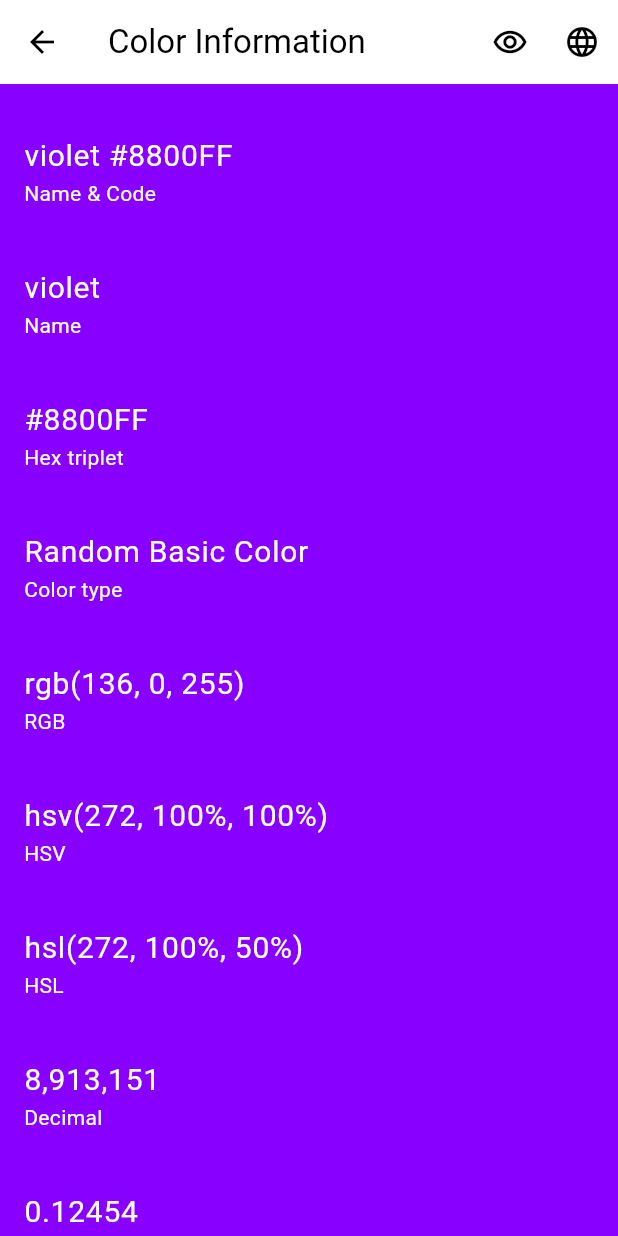
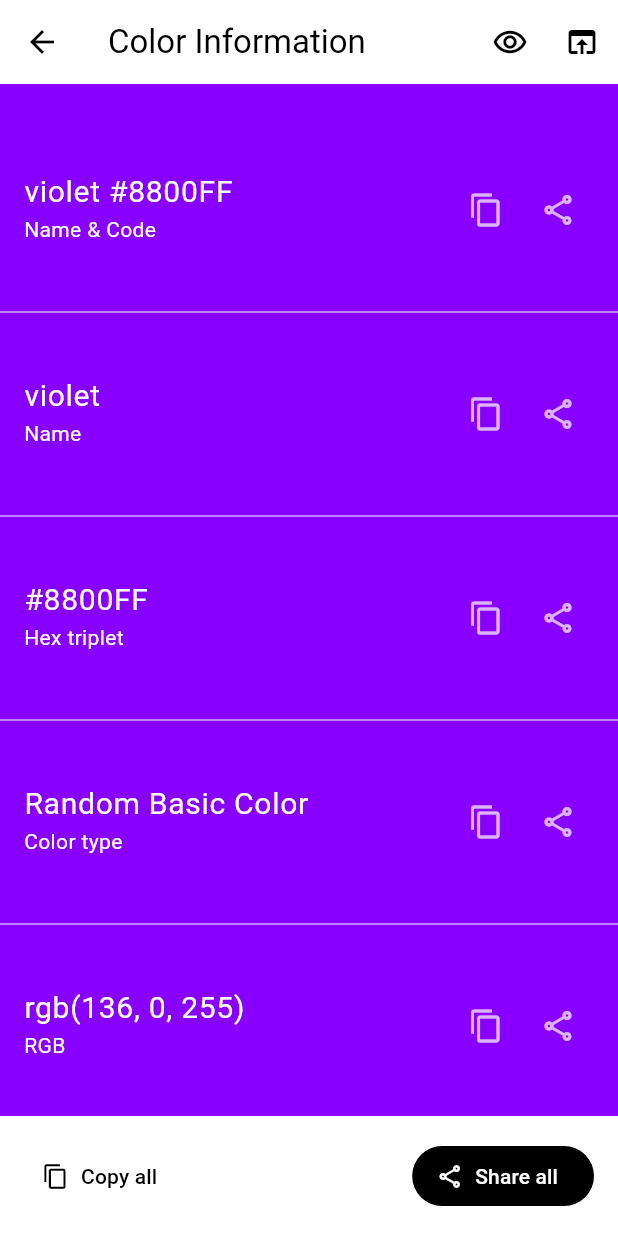
Before and after one commit to tecdrop/color_hap, a Flutter app: the screen it shows after launch, after a tap on the "favorite outline" icon, after a tap on the "info outline" icon, on a phone screen of 412 x 824 dp. Run offline on Flutter 3.47's test engine with Material 3 defaults, Android fonts, the phone set to English and light mode, and no system bars; our stand-ins replace go_router, shared_preferences; missing offline and left inert: flutter_randomcolor.

Commit message:
Improve the layout the Color Information screen
+ add Copy/Share All bottom buttons

```diff
--- a/lib/common/app_theme.dart
+++ b/lib/common/app_theme.dart
@@ -11,12 +11,16 @@ ThemeData getAppTheme(Brightness brightness) {
 
   return ThemeData(
     brightness: brightness,
+    useMaterial3: true,
     drawerTheme: DrawerThemeData(
       backgroundColor: backgroundColor,
     ),
     appBarTheme: AppBarTheme(
       backgroundColor: backgroundColor,
       foregroundColor: foregroundColor,
+    ),
+    bottomAppBarTheme: BottomAppBarTheme(
+      color: backgroundColor,
     ),
     popupMenuTheme: PopupMenuThemeData(
       color: backgroundColor,
@@ -30,7 +34,13 @@ ThemeData getAppTheme(Brightness brightness) {
     ),
     textButtonTheme: TextButtonThemeData(
       style: TextButton.styleFrom(
-        foregroundColor: brightness == Brightness.dark ? Colors.white : Colors.black,
+        foregroundColor: foregroundColor,
+      ),
+    ),
+    filledButtonTheme: FilledButtonThemeData(
+      style: FilledButton.styleFrom(
+        backgroundColor: foregroundColor,
+        foregroundColor: backgroundColor,
       ),
     ),
   );
--- a/lib/common/ui_strings.dart
+++ b/lib/common/ui_strings.dart
@@ -73,6 +73,9 @@ const String decimalInfo = 'Decimal';
 const String luminanceInfo = 'Luminance';
 const String brightnessInfo = 'Brightness';
 
+const String copyAllButton = 'Copy all';
+const String shareAllButton = 'Share all';
+
 // -----------------------------------------------------------------------------------------------
 // Random Color Screen
 // -----------------------------------------------------------------------------------------------
--- a/lib/screens/color_info_screen.dart
+++ b/lib/screens/color_info_screen.dart
@@ -53,6 +53,8 @@ class ColorInfoScreen extends StatelessWidget {
   @override
   Widget build(BuildContext context) {
     final Color color = randomColor.color;
+
+    // Prepare the list of color information to display
     final List<({String key, String value})> infos = [
       if (randomColor.name != null) ...[
         (key: strings.colorTitleInfo, value: randomColor.title),
@@ -78,6 +80,34 @@ class ColorInfoScreen extends StatelessWidget {
         randomColor: randomColor,
         infos: infos,
         onCopyPressed: (key, value) => onItemCopyPressed(context, key, value),
+      ),
+      bottomNavigationBar: BottomAppBar(
+        child: Row(
+          mainAxisAlignment: MainAxisAlignment.spaceBetween,
+          children: <Widget>[
+            // Add a Copy All button to the bottom app bar
+            TextButton.icon(
+              icon: const Icon(Icons.copy_outlined),
+              label: const Text(strings.copyAllButton),
+              onPressed: () {
+                // final String allInfo = infos.map((info) => '${info.key}: ${info.value}').join('\n');
+                // Clipboard.setData(ClipboardData(text: allInfo));
+                // utils.showSnackBarForAsync(ScaffoldMessenger.of(context), strings.copiedAllSnack);
+              },
+            ),
+
+            const SizedBox(width: 16.0),
+            // Add a Share All button to the bottom app bar
+            FilledButton.icon(
+              icon: const Icon(Icons.share_outlined),
+              label: const Text(strings.shareAllButton),
+              onPressed: () {
+                // final String allInfo = infos.map((info) => '${info.key}: ${info.value}').join('\n');
+                // utils.shareText(allInfo);
+              },
+            ),
+          ],
+        ),
       ),
     );
   }
@@ -121,7 +151,10 @@ class _AppBar extends StatelessWidget implements PreferredSizeWidget {
         // The Color Web Search action
         IconButton(
           // icon: const Icon(custom_icons.search_web),
-          icon: const Icon(Icons.language_outlined),
+          // icon: const Icon(Icons.language_outlined),
+          icon: const Icon(Icons.open_in_browser_outlined),
+          // icon: const Icon(Icons.web_outlined),
+          // icon: const Icon(Icons.tab_outlined),
           tooltip: strings.colorWebSearchAction,
           onPressed: () => onAction(_AppBarActions.colorWebSearch),
         ),
--- a/lib/widgets/color_info_list.dart
+++ b/lib/widgets/color_info_list.dart
@@ -5,12 +5,11 @@
 import 'dart:math';
 import 'package:flutter/material.dart';
 
-import '../common/ui_strings.dart' as strings;
 import '../models/random_color.dart';
 import '../utils/color_utils.dart' as color_utils;
 
 /// A list view of color information items.
-class ColorInfoList extends StatefulWidget {
+class ColorInfoList extends StatelessWidget {
   /// Creates a new [ColorInfoList] instance.
   const ColorInfoList({
     super.key,
@@ -22,210 +21,103 @@ class ColorInfoList extends StatefulWidget {
   /// The random color whose information is displayed in the list.
   final RandomColor randomColor;
 
+  /// The list of color information items to display.
   final List<({String key, String value})> infos;
 
   /// A callback function that is called when the copy button of an info item is pressed.
   final Function(String key, String value)? onCopyPressed;
 
   @override
-  State<ColorInfoList> createState() => _ColorInfoListState();
-}
-
-class _ColorInfoListState extends State<ColorInfoList> {
-  int _selectedInfoIndex = 0;
-
-  late final List<FocusNode> _focusNodes;
-
-  @override
-  void initState() {
-    super.initState();
-    _focusNodes = List.generate(widget.infos.length, (_) => FocusNode());
-  }
-
-  @override
   Widget build(BuildContext context) {
-    final Color color = widget.randomColor.color;
+    final Color color = randomColor.color;
     final Color contrastColor = color_utils.contrastColor(color);
     final double width = MediaQuery.of(context).size.width;
 
-    return ListTileTheme(
-      textColor: contrastColor,
-      iconColor: contrastColor,
-      selectedTileColor: contrastColor.withAlpha(50),
-      selectedColor: contrastColor,
+    return DividerTheme(
+      data: DividerThemeData(
+        color: contrastColor,
+        // thickness: 0.5,
+        thickness: 0.0,
+        space: 0.0,
+      ),
+      child: ListTileTheme(
+        // textColor: contrastColor,
+        // iconColor: contrastColor,
+        // selectedTileColor: contrastColor.withAlpha(50),
+        // selectedColor: contrastColor,
 
-      child: ListView.builder(
+        // child: ListView.builder(
+        child: ListView.separated(
           padding: EdgeInsets.symmetric(
             horizontal: max(0, (width - 800) / 2),
             vertical: 16.0,
           ),
-        itemCount: widget.infos.length,
+          itemCount: infos.length,
           itemBuilder: (BuildContext context, int index) {
-          final info = widget.infos[index];
+            final info = infos[index];
             return _ColorInfoItem(
-            color: color,
+              // color: color,
+              textColor: contrastColor,
               infoKey: info.key,
               infoValue: info.value,
-            isSelected: _selectedInfoIndex == index,
-            focusNode: _focusNodes[index],
-            onSelected: () {
-              setState(() {
-                _selectedInfoIndex = index;
-              });
-            },
-            onCopyPressed: () => widget.onCopyPressed?.call(info.key, info.value),
-            onSharePressed: () => widget.onCopyPressed?.call(info.key, info.value),
-            onFocused: () => setState(() {}),
+              onCopyPressed: () => onCopyPressed?.call(info.key, info.value),
+              onSharePressed: () => onCopyPressed?.call(info.key, info.value),
             );
           },
+          separatorBuilder: (BuildContext context, int index) {
+            return const Divider();
+          },
         ),
-      // iconColor: color_utils.contrastIconColor(randomColor.color),
-      // child: ListView(
-      //   // Use padding to constrain the width of the list view so it looks ok on large screens
-      //   padding: EdgeInsets.symmetric(
-      //     horizontal: max(0, (width - 800) / 2),
-      //     vertical: 16.0,
-      //   ),
-
-      //   children: <Widget>[
-      //     // Add the color information list items
-      //     if (widget.randomColor.name != null) ...[
-      //       _buildInfoItem(0, strings.colorTitleInfo, widget.randomColor.title),
-      //       _buildInfoItem(1, strings.colorNameInfo, widget.randomColor.name!),
-      //     ],
-      //     _buildInfoItem(2, strings.hexInfo, color_utils.toHexString(color)),
-      //     _buildInfoItem(3, strings.colorTypeInfo, strings.colorType[widget.randomColor.type]!),
-      //     _buildInfoItem(4, strings.rgbInfo, color_utils.toRGBString(color)),
-      //     _buildInfoItem(5, strings.hsvInfo, color_utils.toHSVString(color)),
-      //     _buildInfoItem(6, strings.hslInfo, color_utils.toHSLString(color)),
-      //     _buildInfoItem(7, strings.decimalInfo, color_utils.toDecimalString(color)),
-      //     _buildInfoItem(8, strings.luminanceInfo, color_utils.luminanceString(color)),
-      //     _buildInfoItem(9, strings.brightnessInfo, color_utils.brightnessString(color)),
-      //   ],
-      // ),
+      ),
     );
   }
-
-  // /// Returns a color information list tile with the given [key] and [value].
-  // Widget _buildInfoItem(int index, String key, String value) {
-  //   return ListTile(
-  //     onFocusChange: (hasFocus) {
-  //       if (hasFocus) {
-  //         setState(() {
-  //           selectedInfoIndex = index;
-  //         });
-  //       }
-  //     },
-  //     onTap: () {
-  //       setState(() {
-  //         selectedInfoIndex = index;
-  //       });
-  //     },
-  //     tileColor: selectedInfoIndex == index ? Colors.grey[300] : null,
-  //     contentPadding: const EdgeInsets.symmetric(horizontal: 16.0, vertical: 8.0),
-  //     title: Text(value, style: const TextStyle(fontSize: 20.0)),
-  //     subtitle: Text(key),
-  //     // trailing: IconButton(
-  //     //   icon: const Icon(Icons.content_copy_outlined),
-  //     //   onPressed: () => onCopyPressed?.call(key, value),
-  //     // ),
-  //     trailing: selectedInfoIndex == index
-  //         ? Row(
-  //             mainAxisSize: MainAxisSize.min,
-  //             children: <Widget>[
-  //               IconButton(
-  //                 icon: const Icon(Icons.content_copy_outlined),
-  //                 onPressed: () => widget.onCopyPressed?.call(key, value),
-  //               ),
-  //               IconButton(
-  //                 icon: const Icon(Icons.share_outlined),
-  //                 onPressed: () => widget.onCopyPressed?.call(key, value),
-  //               ),
-  //             ],
-  //           )
-  //         : null,
-  //   );
-  // }
 }
 
 class _ColorInfoItem extends StatelessWidget {
   const _ColorInfoItem({
     super.key, // ignore: unused_element
-    required this.color,
+    required this.textColor,
     required this.infoKey,
     required this.infoValue,
-    this.isSelected = false,
-    required this.focusNode,
-    this.onSelected,
     this.onCopyPressed,
     this.onSharePressed,
-    this.onFocused,
   });
 
-  final Color color;
+  final Color textColor;
 
   final String infoKey;
 
   final String infoValue;
 
-  final bool isSelected;
-
-  final FocusNode focusNode;
-
-  final Function()? onSelected;
-
   final Function()? onCopyPressed;
 
   final Function()? onSharePressed;
 
-  final Function()? onFocused;
-
   @override
   Widget build(BuildContext context) {
-    final Color contrastColor = color_utils.contrastColor(color);
-
     return ListTile(
-      focusNode: focusNode,
-      contentPadding: const EdgeInsets.symmetric(horizontal: 16.0, vertical: 8.0),
-      // tileColor: isSelected ? contrastColor.withAlpha(50) : null,
-      // selected: isSelected,
-      focusColor: contrastColor.withAlpha(25),
-
+      contentPadding: const EdgeInsets.symmetric(horizontal: 16.0, vertical: 32.0),
+      textColor: textColor,
+      iconColor: textColor.withOpacity(0.7),
+      // selectedTileColor: contrastColor.withAlpha(50),
+      // selectedColor: contrastColor,
       title: Text(infoValue, style: const TextStyle(fontSize: 20.0)),
       subtitle: Text(infoKey),
-      // trailing: isSelected
-      trailing: focusNode.hasPrimaryFocus
-          ? Row(
+      trailing: Row(
         mainAxisSize: MainAxisSize.min,
         children: <Widget>[
+          // Add a Copy button to the list item
           IconButton(
             icon: const Icon(Icons.content_copy_outlined),
             onPressed: onCopyPressed,
           ),
+          // Add a Share button to the list item
           IconButton(
             icon: const Icon(Icons.share_outlined),
             onPressed: onSharePressed,
           ),
         ],
-            )
-          : null,
-      // onFocusChange: (bool hasFocus) => hasFocus ? onSelected?.call() : null,
-      // onFocusChange: (bool hasFocus) {
-      //   if (hasFocus) {
-      //     onFocused?.call();
-      //   }
-      // },
-      onFocusChange: (bool hasFocus) {
-        onFocused?.call();
-      },
-      // onTap: onSelected,
-      onTap: () => focusNode.requestFocus(),
-
-      // onTap: () {
-      //   focusNode.requestFocus();
-
-      //   onSelected?.call();
-      // },
+      ),
     );
   }
 }
```
Lines whose indentation alone changed are shown as unchanged.
